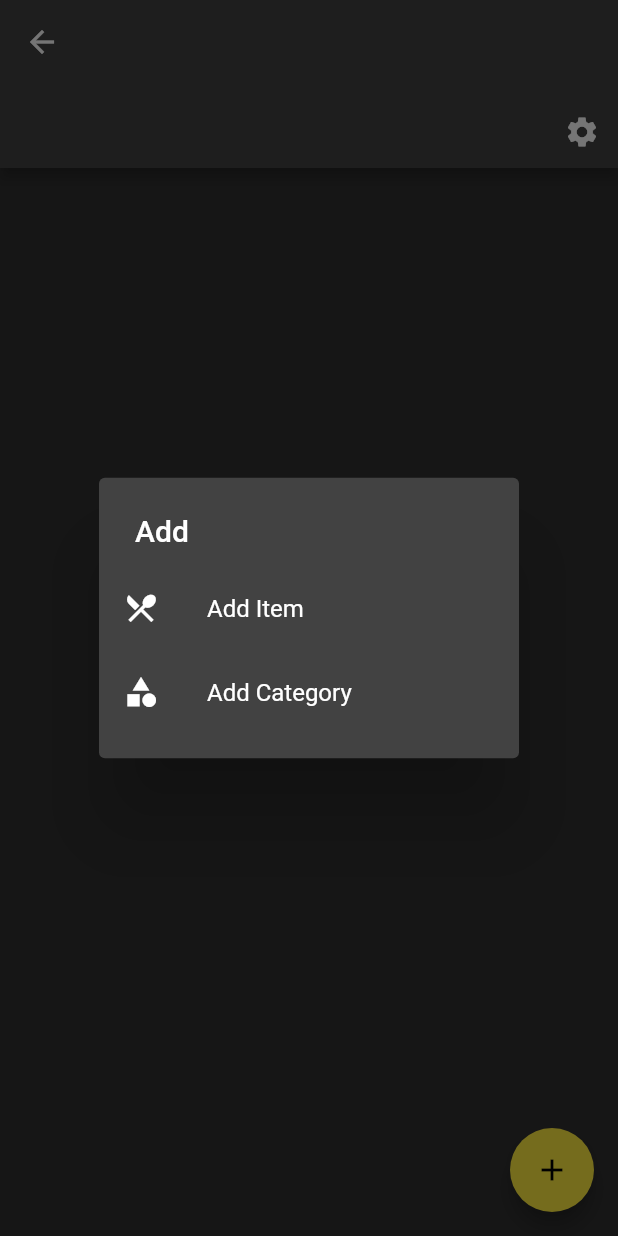
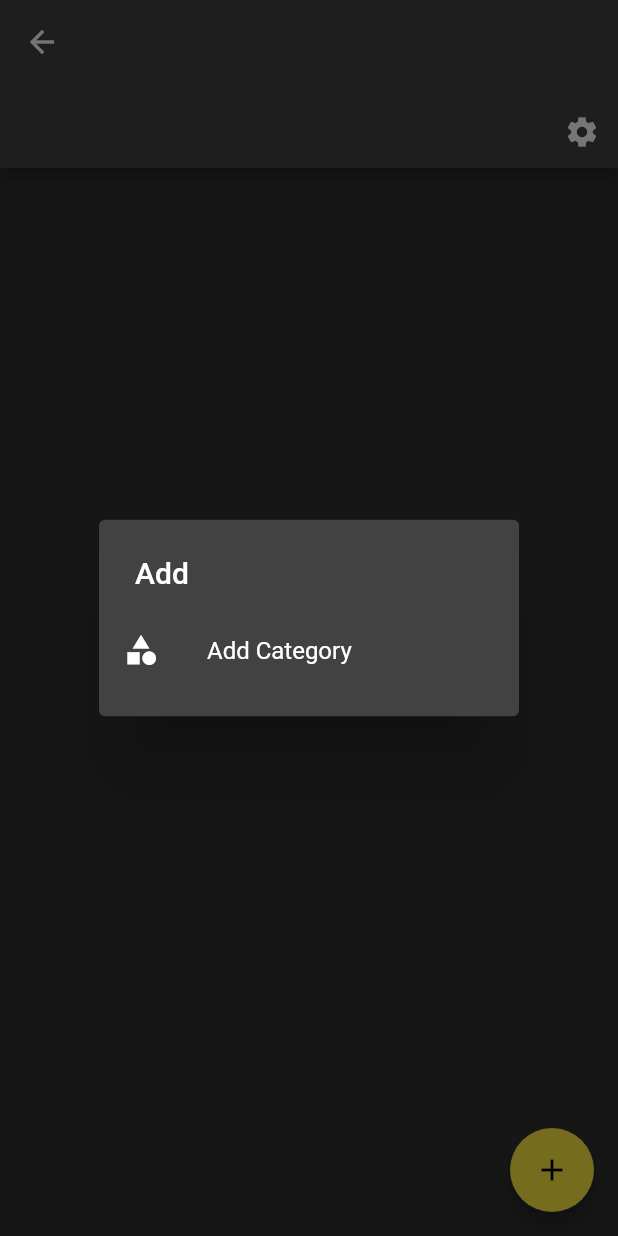
Before and after one commit to Okariuss/HesApp, a Flutter app: the MenuScreen screen opened by its route, after a tap on the "add" icon, on a phone screen of 412 x 824 dp. Run offline on Flutter 3.47's test engine with Material 2 defaults, Android fonts, the phone set to English and light mode, and no system bars; our stand-ins replace auto_route, file_picker, shared_preferences; accounts and stored records are empty; network calls fail.

Commit message:
Table screen bug fix

```diff
--- a/Desktop/desktop/lib/features/menu_page/widgets/add_category_dialog.dart
+++ b/Desktop/desktop/lib/features/menu_page/widgets/add_category_dialog.dart
@@ -58,6 +58,7 @@ class _AddCategoryDialogState extends State<AddCategoryDialog> {
                   Provider.of<MenuPageViewModel>(context, listen: false)
                       .createMenuCategory(newCategory.name);
                   Navigator.pop(context);
+                  Navigator.pop(context);
                 }
               },
               child: const Text(
--- a/Desktop/desktop/lib/features/menu_page/widgets/add_item_dialog.dart
+++ b/Desktop/desktop/lib/features/menu_page/widgets/add_item_dialog.dart
@@ -172,7 +172,7 @@ class _AddItemDialogState extends State<AddItemDialog> {
           );
           Provider.of<MenuPageViewModel>(context, listen: false).createMenuItem(
               categoryId: selectedCategory?.id, menuItemsModel: newItem);
-
+          Navigator.pop(context);
           Navigator.pop(context);
         }
       },
--- a/Desktop/desktop/lib/features/menu_page/widgets/add_menu_dialog.dart
+++ b/Desktop/desktop/lib/features/menu_page/widgets/add_menu_dialog.dart
@@ -11,6 +11,20 @@ class AddMenuDialog extends StatelessWidget {
 
   @override
   Widget build(BuildContext context) {
+    if (Provider.of<MenuPageViewModel>(context, listen: false)
+        .menuCategories
+        .isEmpty) {
+      return SimpleDialog(
+        title: const Text(LanguageItems.add),
+        children: [
+          ListTile(
+            leading: Constants.categoryIcon,
+            title: const Text(LanguageItems.addCategory),
+            onTap: () => _showAddCategoryDialog(context),
+          ),
+        ],
+      );
+    }
     return SimpleDialog(
       title: const Text(LanguageItems.add),
       children: [
```
